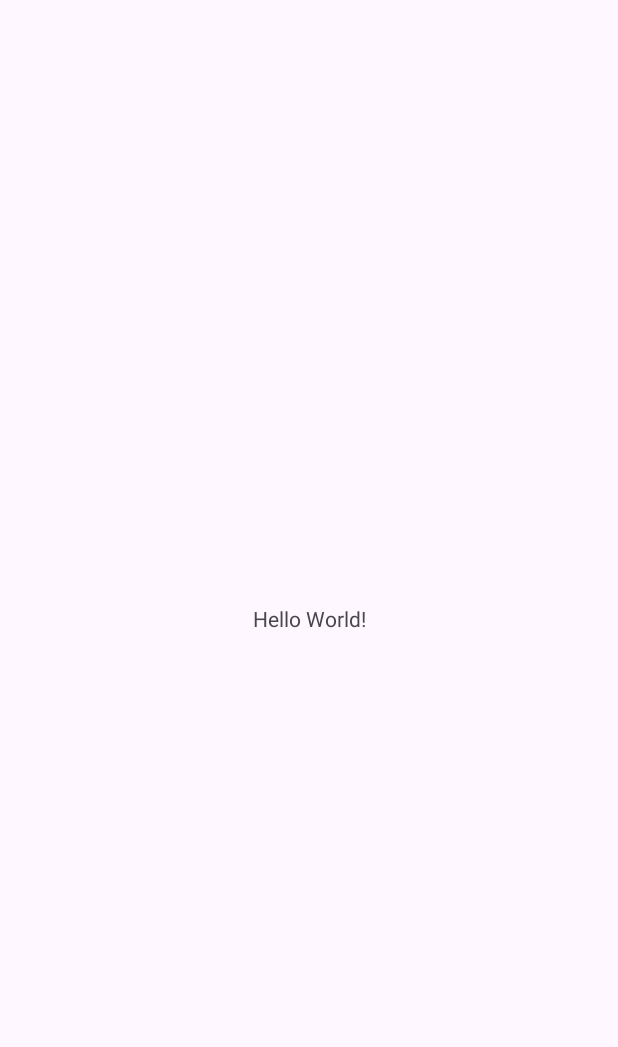
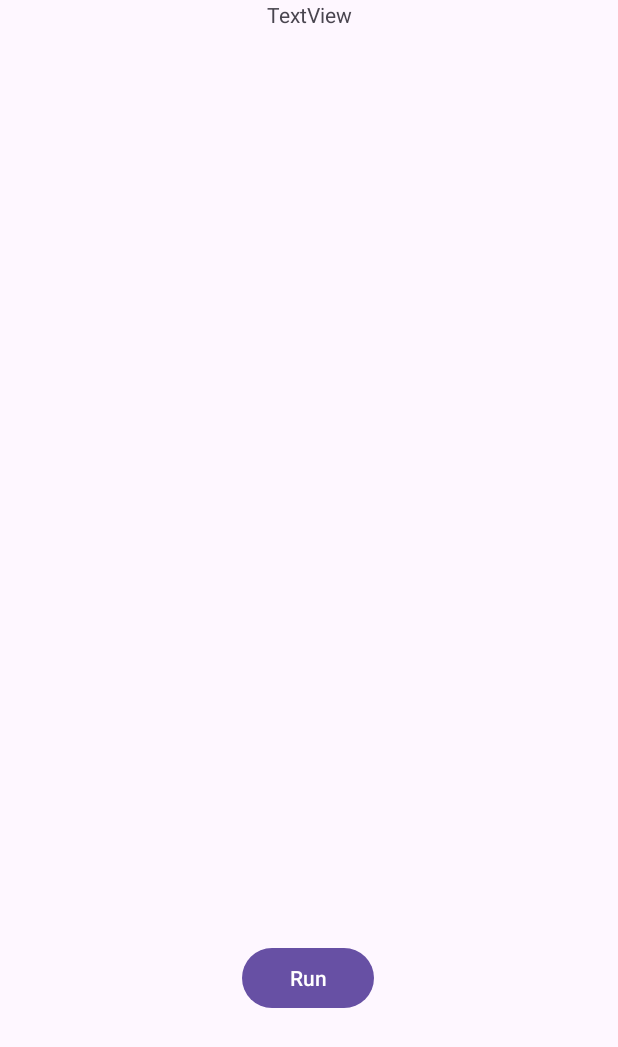
Before and after one commit to Daniyar05/SummerPractice1, an Android app: the screen it shows after launch (MainActivity), on a phone screen of 412 x 824 dp. Before the commit the part shown is almost empty. Shown: the top 1047 px of the screen. Run offline under Robolectric (Android 15) with nearby library versions, the phone set to English and light mode, and no system bars.

Commit message:
add new classes cars

```diff
--- a/app/src/main/java/com/example/summerpractice1/MainActivity.kt
+++ b/app/src/main/java/com/example/summerpractice1/MainActivity.kt
@@ -1,6 +1,9 @@
 package com.example.summerpractice1
 
 import android.os.Bundle
+import android.widget.Button
+import android.widget.TextView
+import android.widget.Toast
 import androidx.activity.enableEdgeToEdge
 import androidx.appcompat.app.AppCompatActivity
 import androidx.core.view.ViewCompat
@@ -11,10 +14,18 @@ class MainActivity : AppCompatActivity() {
         super.onCreate(savedInstanceState)
         enableEdgeToEdge()
         setContentView(R.layout.activity_main)
-        ViewCompat.setOnApplyWindowInsetsListener(findViewById(R.id.main)) { v, insets ->
-            val systemBars = insets.getInsets(WindowInsetsCompat.Type.systemBars())
-            v.setPadding(systemBars.left, systemBars.top, systemBars.right, systemBars.bottom)
-            insets
+
+        val button = findViewById<Button>(R.id.runButton)
+        val header = findViewById<TextView>(R.id.textView)
+        button.setOnClickListener {
+            header.text = Tools().createCar().getInfo()
         }
+
+//        ViewCompat.setOnApplyWindowInsetsListener(findViewById(R.id.main)) { v, insets ->
+//            val systemBars = insets.getInsets(WindowInsetsCompat.Type.systemBars())
+//            v.setPadding(systemBars.left, systemBars.top, systemBars.right, systemBars.bottom)
+//            insets
+//        }
+
     }
 }
--- a/app/src/main/res/layout/activity_main.xml
+++ b/app/src/main/res/layout/activity_main.xml
@@ -7,13 +7,24 @@
     android:layout_height="match_parent"
     tools:context=".MainActivity">
 
-    <TextView
+    <Button
+        android:id="@+id/runButton"
         android:layout_width="wrap_content"
         android:layout_height="wrap_content"
-        android:text="Hello World!"
+        android:layout_marginBottom="148dp"
+        android:text="Run"
         app:layout_constraintBottom_toBottomOf="parent"
         app:layout_constraintEnd_toEndOf="parent"
-        app:layout_constraintStart_toStartOf="parent"
-        app:layout_constraintTop_toTopOf="parent" />
+        app:layout_constraintHorizontal_bias="0.498"
+        app:layout_constraintStart_toStartOf="parent" />
 
+    <TextView
+        android:id="@+id/textView"
+        android:layout_width="wrap_content"
+        android:layout_height="wrap_content"
+        android:layout_marginBottom="76dp"
+        android:text="TextView"
+        app:layout_constraintBottom_toTopOf="@+id/button"
+        app:layout_constraintEnd_toEndOf="parent"
+        app:layout_constraintStart_toStartOf="parent" />
 </androidx.constraintlayout.widget.ConstraintLayout>
```
Also changed, not shown: app/src/main/java/com/example/summerpractice1/Car.kt (added, +28 -0 lines), app/src/main/java/com/example/summerpractice1/Crossover.kt (added, +27 -0 lines), app/src/main/java/com/example/summerpractice1/MiniCar.kt (added, +25 -0 lines), app/src/main/java/com/example/summerpractice1/PremiumCar.kt (added, +25 -0 lines), app/src/main/java/com/example/summerpractice1/RacingCar.kt (added, +25 -0 lines), app/src/main/java/com/example/summerpractice1/Tools.kt (added, +25 -0 lines).
